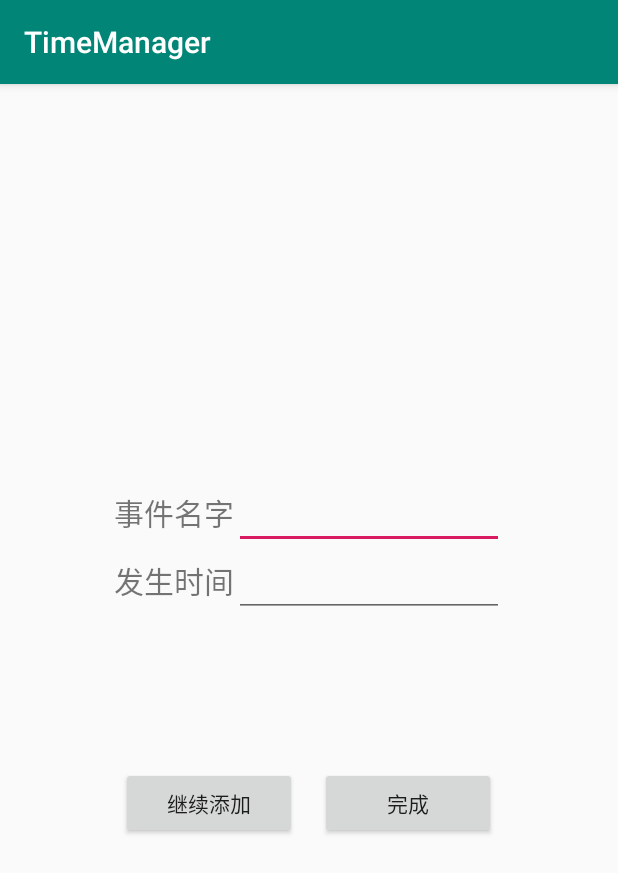
After one commit to Ruixin-zhou/TimeManager, an Android app: the EventActivity screen opened directly, with no data from a screen before it, on a phone screen of 412 x 824 dp. The commit adds this screen. Shown: the top 873 px of the screen. Run offline under Robolectric (Android 15) with nearby library versions, the light colour scheme and no system bars.

Commit message:
完成添加事件

```diff
--- a/app/src/main/AndroidManifest.xml
+++ b/app/src/main/AndroidManifest.xml
@@ -9,10 +9,12 @@
         android:roundIcon="@mipmap/ic_launcher_round"
         android:supportsRtl="true"
         android:theme="@style/AppTheme">
-        <activity android:name=".CourseEntryActivity"></activity>
+        <activity android:name=".EventActivity"></activity>
+        <activity android:name=".CourseEntryActivity" />
         <activity android:name=".LoadActivity">
             <intent-filter>
                 <action android:name="android.intent.action.MAIN" />
+
                 <category android:name="android.intent.category.LAUNCHER" />
             </intent-filter>
         </activity>
--- a/app/src/main/java/com/example/timemanager/Event.java
+++ b/app/src/main/java/com/example/timemanager/Event.java
@@ -1,4 +1,19 @@
 package com.example.timemanager;
 
+import java.util.UUID;
+
 public class Event {
+    private UUID mId;
+    private String mEventName;
+    private String mEventTime;
+
+    public Event() {
+        mId = UUID.randomUUID();
+    }
+
+    public void setmEventName(String EventName) { mEventName = EventName;}
+    public void setmEventTime(String EventTime) { mEventTime = EventTime;}
+
+    public String getmEventName() { return mEventName; }
+    public String getmEventTime() { return mEventTime; }
 }
--- /dev/null
+++ b/app/src/main/java/com/example/timemanager/EventActivity.java
@@ -0,0 +1,32 @@
+package com.example.timemanager;
+
+import androidx.appcompat.app.AppCompatActivity;
+import androidx.fragment.app.Fragment;
+import androidx.fragment.app.FragmentManager;
+
+import android.os.Bundle;
+import android.widget.Button;
+
+public class EventActivity extends AppCompatActivity {
+
+    private Button mContinue;
+    private Button mFinish;
+
+
+    @Override
+    protected void onCreate(Bundle savedInstanceState) {
+        super.onCreate(savedInstanceState);
+        setContentView(R.layout.activity_event);
+
+        mContinue = (Button)findViewById(R.id.event_continue_input);
+        mFinish = (Button)findViewById(R.id.event_finish);
+
+        FragmentManager fm = getSupportFragmentManager();
+        Fragment fragment = fm.findFragmentById(R.id.Event_entry_fragment_container);
+
+        if (fragment == null) {
+            fragment = new EventFragment();
+            fm.beginTransaction().add(R.id.Event_entry_fragment_container,fragment).commit();
+        }
+    }
+}
--- /dev/null
+++ b/app/src/main/java/com/example/timemanager/EventFragment.java
@@ -0,0 +1,30 @@
+package com.example.timemanager;
+
+import android.os.Bundle;
+import android.view.LayoutInflater;
+import android.view.View;
+import android.view.ViewGroup;
+import android.widget.EditText;
+
+import androidx.annotation.NonNull;
+import androidx.annotation.Nullable;
+import androidx.fragment.app.Fragment;
+
+public class EventFragment extends Fragment {
+    private Event mEvent;
+    private EditText mEventName;
+    private EditText mEventTime;
+
+    @Override
+    public void onCreate(@Nullable Bundle savedInstanceState) {
+        super.onCreate(savedInstanceState);
+        mEvent = new Event();
+    }
+
+    @Nullable
+    @Override
+    public View onCreateView(@NonNull LayoutInflater inflater, @Nullable ViewGroup container, @Nullable Bundle savedInstanceState) {
+        View v = inflater.inflate(R.layout.fragment_event_entry,container,false);
+        return v;
+    }
+}
--- /dev/null
+++ b/app/src/main/res/layout/activity_event.xml
@@ -0,0 +1,35 @@
+<?xml version="1.0" encoding="utf-8"?>
+<LinearLayout xmlns:android="http://schemas.android.com/apk/res/android"
+    android:orientation="vertical"
+    android:gravity="center"
+    android:layout_width="match_parent"
+    android:layout_height="match_parent">
+
+    <FrameLayout
+        android:layout_width="wrap_content"
+        android:layout_height="wrap_content"
+        android:id="@+id/Event_entry_fragment_container"/>
+
+    <LinearLayout
+        android:layout_width="match_parent"
+        android:layout_height="wrap_content"
+        android:orientation="horizontal"
+        android:gravity="center"
+        android:layout_marginTop="100dp"
+        >
+        <Button
+            android:layout_width="117dp"
+            android:layout_height="wrap_content"
+            android:layout_marginRight="15dp"
+            android:id="@+id/event_continue_input"
+            android:text="继续添加"
+            />
+        <Button
+            android:layout_width="117dp"
+            android:layout_height="wrap_content"
+            android:id="@+id/event_finish"
+            android:text="完成"
+            />
+    </LinearLayout>
+
+</LinearLayout>
--- /dev/null
+++ b/app/src/main/res/layout/fragment_event_entry.xml
@@ -0,0 +1,44 @@
+<?xml version="1.0" encoding="utf-8"?>
+<LinearLayout xmlns:android="http://schemas.android.com/apk/res/android"
+    android:orientation="vertical"
+    android:layout_width="match_parent"
+    android:layout_height="match_parent">
+
+    <LinearLayout
+        android:layout_width="wrap_content"
+        android:layout_height="wrap_content"
+        android:orientation="horizontal"
+        >
+        <TextView
+            android:layout_width="wrap_content"
+            android:textSize="20dp"
+            android:layout_height="wrap_content"
+            android:text="@string/event_name"
+            />
+
+        <EditText
+            android:layout_width="180dp"
+            android:layout_height="wrap_content"
+            android:id="@+id/course_name"
+            />
+    </LinearLayout>
+    <LinearLayout
+        android:layout_width="wrap_content"
+        android:layout_height="wrap_content"
+        android:orientation="horizontal"
+        >
+        <TextView
+            android:layout_width="wrap_content"
+            android:layout_height="wrap_content"
+            android:textSize="20dp"
+            android:text="@string/event_time"
+            />
+
+        <EditText
+            android:layout_width="180dp"
+            android:layout_height="wrap_content"
+            android:id="@+id/course_classroom"
+            />
+    </LinearLayout>
+
+</LinearLayout>
--- a/app/src/main/res/values/strings.xml
+++ b/app/src/main/res/values/strings.xml
@@ -9,4 +9,7 @@
     <string name="course_name">课程名字</string>
     <string name="course_start">开始时间</string>
     <string name="course_classroom">上课教室</string>
+
+    <string name="event_name">事件名字</string>
+    <string name="event_time">发生时间</string>
 </resources>
```
Also changed, not shown: app/src/main/java/com/example/timemanager/LoadActivity.java (+14 -3 lines), app/src/main/res/values/colors.xml (+97 -0 lines).
